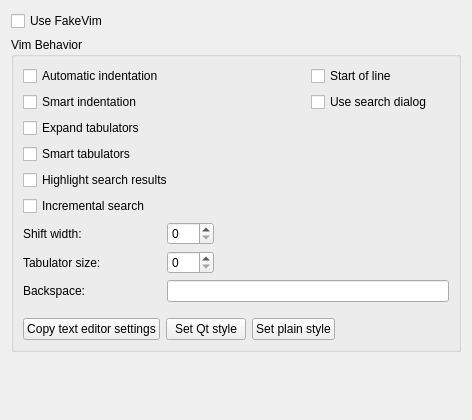
The window that src/plugins/fakevim/fakevimoptions.ui (qt-creator/qt-creator) describes before a commit, drawn with Qt 5.
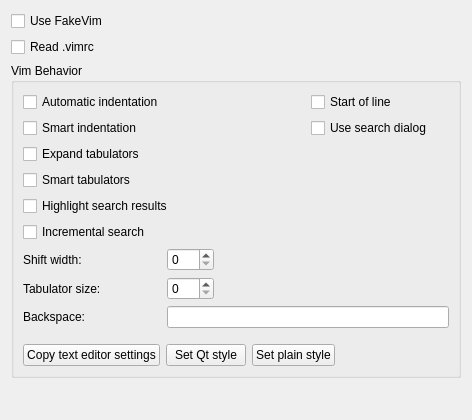
The same window after the commit.

Commit message: fakevim: add a setting for (rudimentary) reading of .vimrc on startup

The edit to the form file:
```diff
--- a/src/plugins/fakevim/fakevimoptions.ui
+++ b/src/plugins/fakevim/fakevimoptions.ui
@@ -18,6 +18,13 @@
      </property>
     </widget>
    </item>
+   <item>
+    <widget class="QCheckBox" name="checkBoxReadVimRc">
+     <property name="text">
+      <string>Read .vimrc</string>
+     </property>
+    </widget>
+   </item>
    <item>
     <widget class="QGroupBox" name="groupBox">
      <property name="title">
```
The commit also changes 4 other files.
